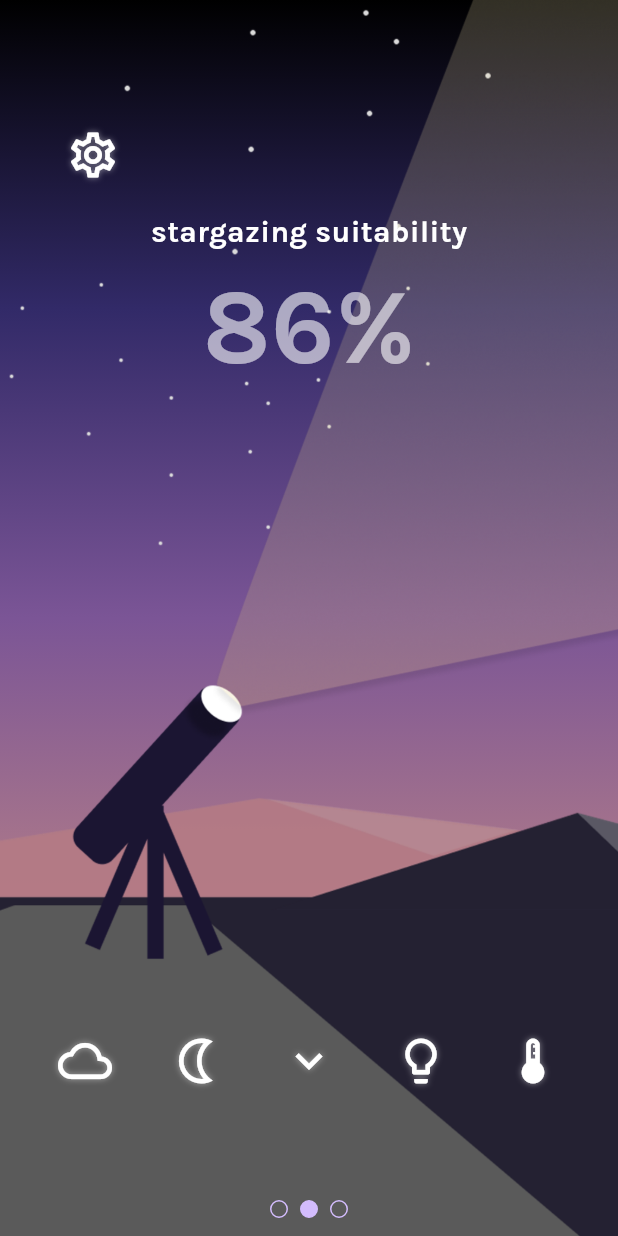
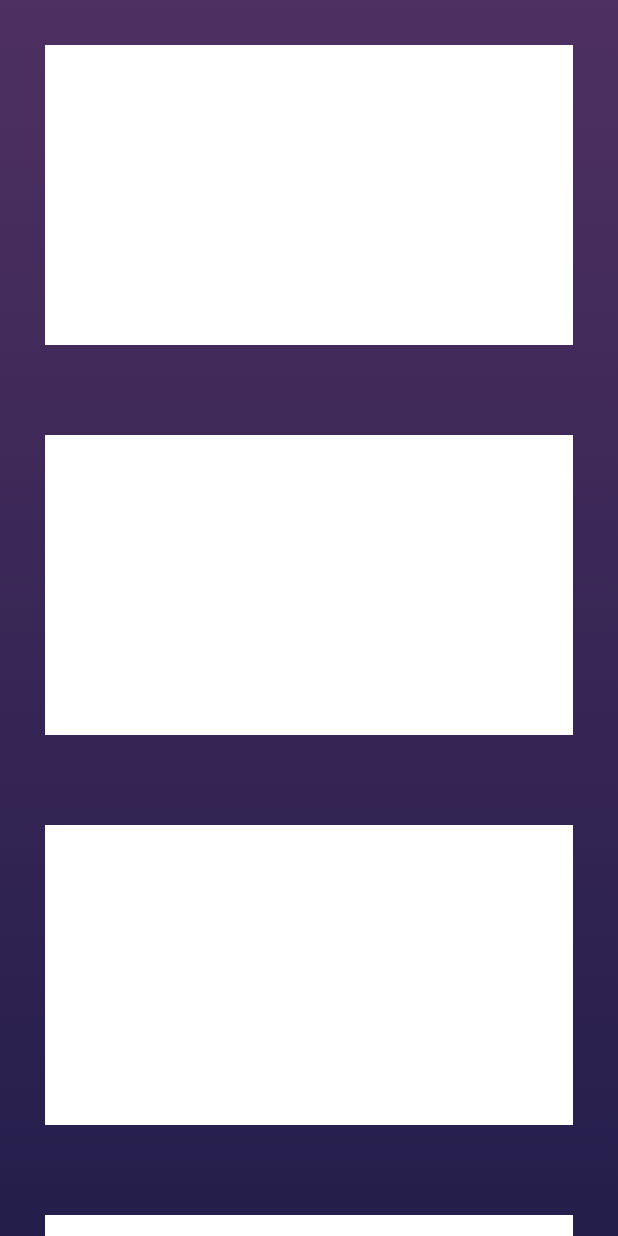
Before and after one commit to khorcarol/skyspy, a Flutter app: the screen it shows after launch, on a phone screen of 412 x 824 dp. Run offline on Flutter 3.47's test engine with Material 3 defaults, Android fonts, the phone set to English and light mode, and no system bars.

Commit message:
settings prelim

```diff
--- a/lib/main.dart
+++ b/lib/main.dart
@@ -1,6 +1,7 @@
 import 'dart:ui';
 import 'package:flutter/material.dart';
 import 'package:provider/provider.dart';
+import 'package:skyspy/settings.dart';
 // I think we can just use default Material icons tbh
 // import 'package:flutter_font_icons/flutter_font_icons.dart';
 
@@ -42,10 +43,6 @@ class AppSettings extends ChangeNotifier {
       notifyListeners();
     }
   }
-  void toggleRedMode() {
-    _redMode = !_redMode;
-    notifyListeners();
-  }
 }
 
 class MyApp extends StatelessWidget {
@@ -54,16 +51,16 @@ class MyApp extends StatelessWidget {
   @override
   Widget build(BuildContext context) {
     // doing things this way round so that the main stack
-    // doesn't have to be rebuilt every time colour mode is changed!
+    // doesn't have to be rebuilt every time mode is changed!
     Widget filteredStack = Consumer<AppSettings>(
       builder: (context, settings, child) => ColorFiltered(
         colorFilter: settings.redMode ? redFilter : noFilter,
         child: child
       ),
-      child: Stack(
+      child: const Stack(
         children: <Widget>[
-          const TopPages(),
-          const Align(
+          TopPages(),
+          Align(
             alignment: Alignment(0.0, 0.75),
             child: Row(
               mainAxisAlignment: MainAxisAlignment.spaceEvenly,
@@ -73,22 +70,11 @@ class MyApp extends StatelessWidget {
                 GlowingIcon(icon: Icons.expand_more_outlined),
                 GlowingIcon(icon: Icons.lightbulb_outlined),
                 GlowingIcon(icon: Icons.thermostat_outlined),
-              ]
-            ),
+              ]),
           ),
           Align(
-            alignment: const Alignment(-0.8, -0.8),
-            child: IconButton(
-              icon: const Icon(
-                Icons.settings_outlined,
-                color: Colors.white,
-                size: 36.0,
-                shadows: <Shadow>[
-                  Shadow(color: Color.fromRGBO(255, 255, 255, 0.5), blurRadius: 5.0)
-                ]
-              ),
-              onPressed: Provider.of<AppSettings>(context, listen: false).toggleRedMode
-            ),
+            alignment: Alignment(-0.8, -0.8),
+            child: GlowingIcon(icon: Icons.settings_outlined)
           )
         ]
       ),
@@ -104,7 +90,7 @@ class MyApp extends StatelessWidget {
           ),
           useMaterial3: true,
           fontFamily: "Karla"),
-      home: filteredStack
+      home: SettingsPage()
     );
   }
 }
--- /dev/null
+++ b/lib/settings.dart
@@ -0,0 +1,37 @@
+import 'package:flutter/material.dart';
+
+class SettingsPage extends StatelessWidget {
+  const SettingsPage({super.key});
+
+  @override
+  Widget build(BuildContext context) {
+    return Scaffold(
+        body: Container(
+            decoration: const BoxDecoration(
+                gradient: LinearGradient(
+                    begin: Alignment.topCenter,
+                    end: Alignment.bottomCenter,
+                    colors: [
+                  Color.fromRGBO(78, 48, 98, 1),
+                  Color.fromRGBO(36, 30, 75, 1),
+                ])),
+            child: ListView(
+
+                children: [
+                  Padding(
+                      padding: EdgeInsets.all(30.0),
+                      child: Container(height: 200, color: Colors.white)),
+                  Padding(
+                      padding: EdgeInsets.all(30.0),
+                      child: Container(height: 200, color: Colors.white)),
+                      Padding(
+                      padding: EdgeInsets.all(30.0),
+                      child: Container(height: 200, color: Colors.white)),
+                      Padding(
+                      padding: EdgeInsets.all(30.0),
+                      child: Container(height: 200, color: Colors.white)),
+                ],
+              ),
+            ));
+  }
+}
```
